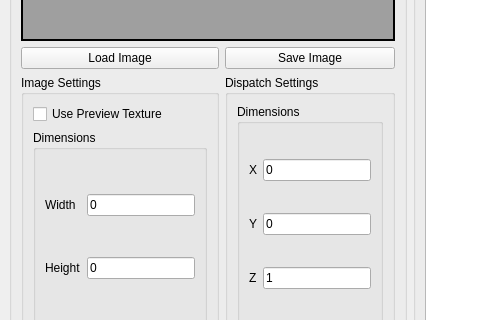
First picture: the form in ComputeViewer/Resources/ComputeViewer.ui, repository Draketuroth/ComputeViewer, before the edit; both pictures show x 0 to 480 and y 281 to 601 of the 763 by 701 pixel window.
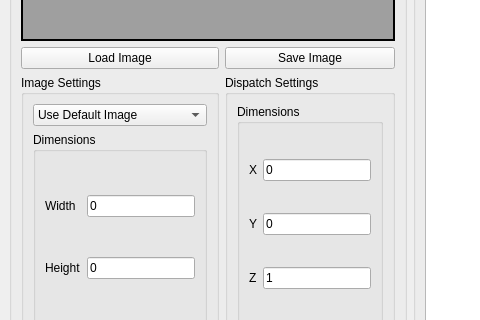
Second picture: the form after the edit. Icons and pictures are not drawn.

Commit message: Added support to toggle between source, preview and default image

Diff of the .ui file:
```diff
--- a/ComputeViewer/Resources/ComputeViewer.ui
+++ b/ComputeViewer/Resources/ComputeViewer.ui
@@ -189,10 +189,22 @@
                </widget>
               </item>
               <item row="0" column="0">
-               <widget class="QCheckBox" name="UsePreviewDataCheckBox">
-                <property name="text">
-                 <string>Use Preview Texture</string>
-                </property>
+               <widget class="QComboBox" name="InputImageSettings">
+                <item>
+                 <property name="text">
+                  <string>Use Default Image</string>
+                 </property>
+                </item>
+                <item>
+                 <property name="text">
+                  <string>Use Source Image</string>
+                 </property>
+                </item>
+                <item>
+                 <property name="text">
+                  <string>Use Preview Image</string>
+                 </property>
+                </item>
                </widget>
               </item>
              </layout>
```
The commit also changes 5 other files.
